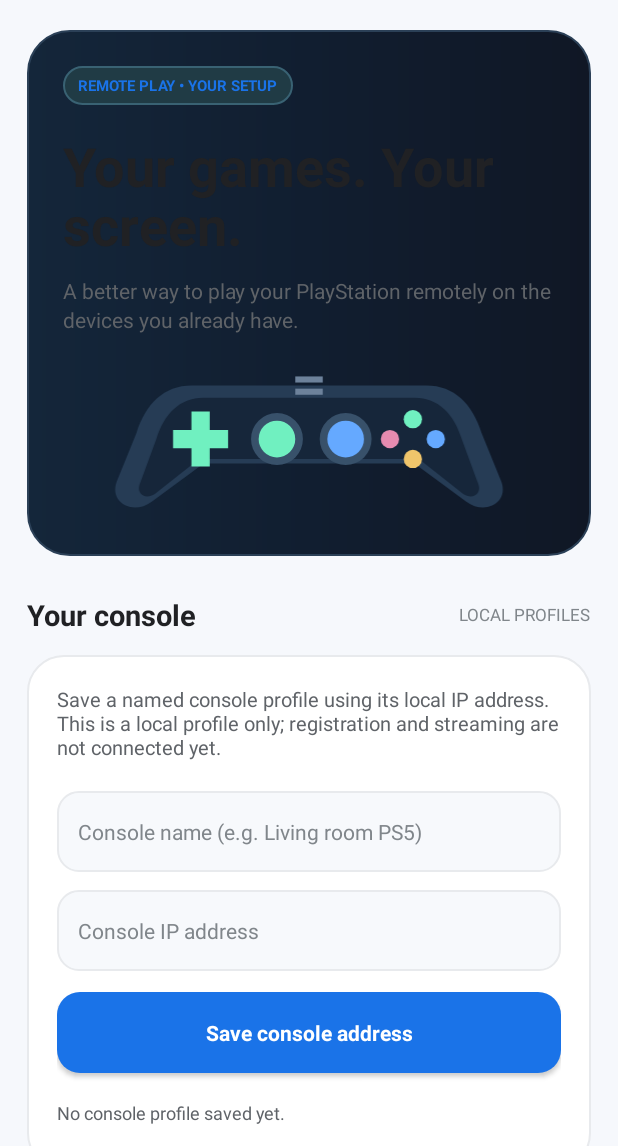
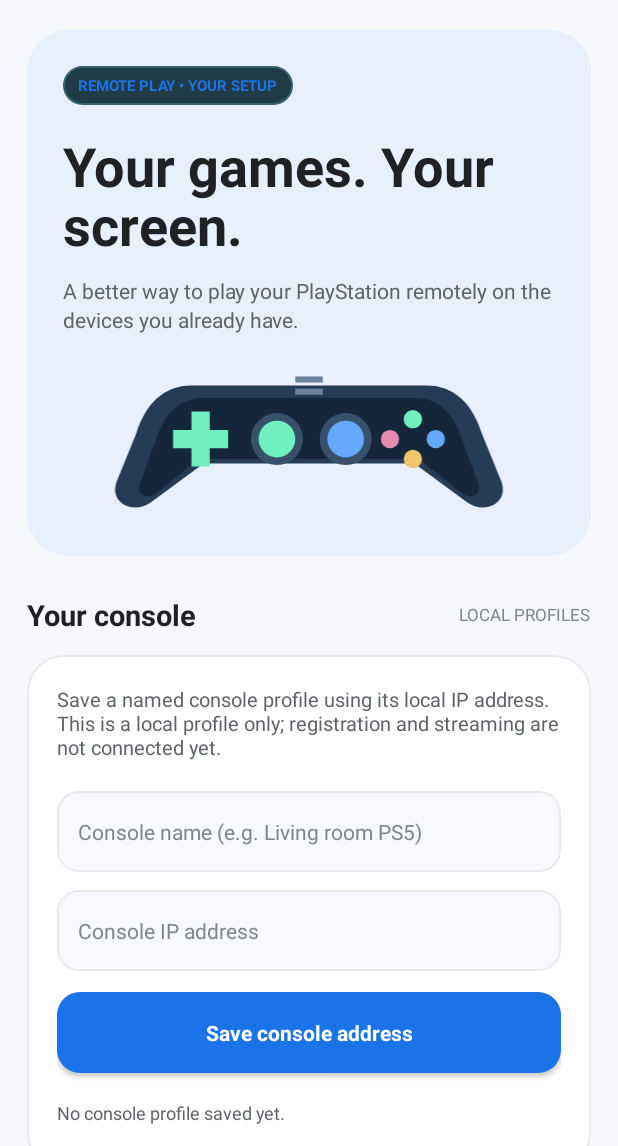
Before and after one commit to spideythedev/BeyondConsole, an Android app: the screen it shows after launch (MainActivity), on a phone screen of 412 x 824 dp, the part 90-1236 px from its top. Run offline under Robolectric (Android 15) with nearby library versions, the phone set to English and light mode, and no system bars.

Commit message:
Refresh BeyondConsole with a GPay-inspired light design

```diff
--- a/app/src/main/res/drawable/hero_background.xml
+++ b/app/src/main/res/drawable/hero_background.xml
@@ -1,6 +1,5 @@
 <?xml version="1.0" encoding="utf-8"?>
 <shape xmlns:android="http://schemas.android.com/apk/res/android">
-    <gradient android:angle="0" android:startColor="#14263A" android:centerColor="#111E30" android:endColor="#101725" />
+    <solid android:color="#E8F0FE" />
     <corners android:radius="28dp" />
-    <stroke android:width="1dp" android:color="#2B4057" />
 </shape>
```
